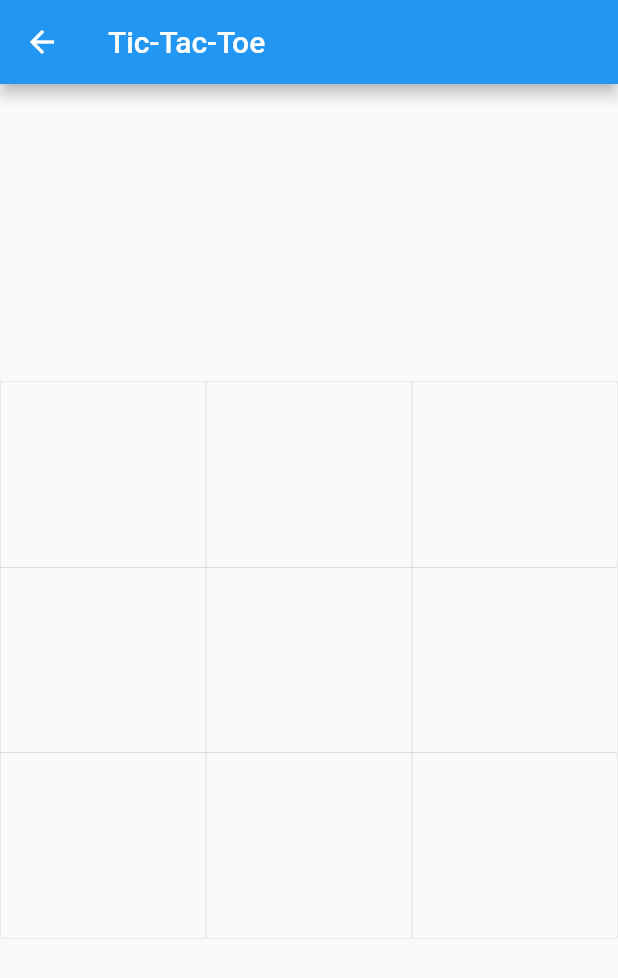
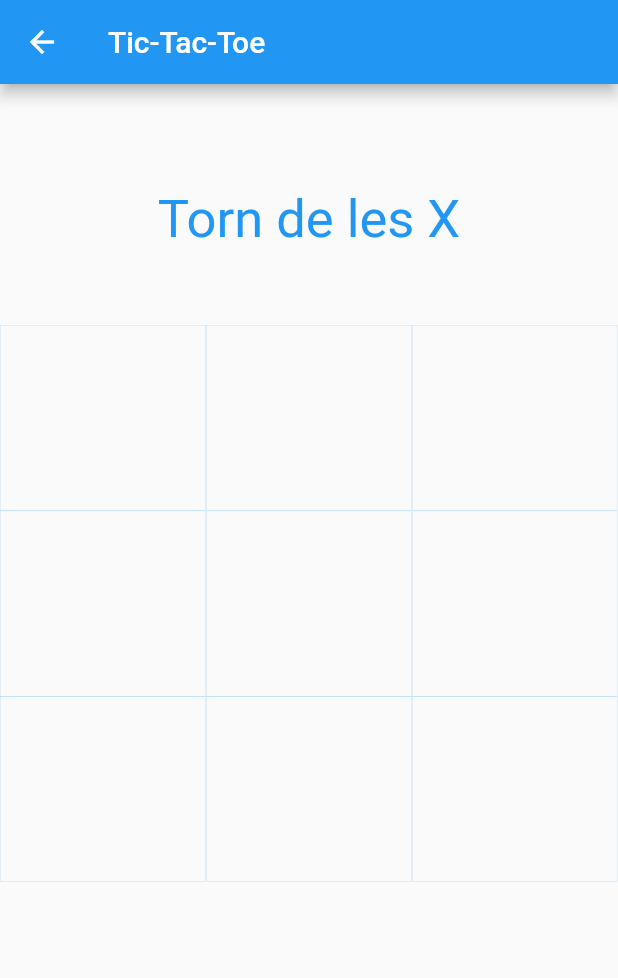
Before and after one commit to Morgan1420/flutter_game_hub, a Flutter app: the screen it shows after launch, after a tap on "Tic-Tac-Toe", on a phone screen of 412 x 824 dp. Shown: the top 978 px of the screen. Run offline on Flutter 3.47's test engine with Material 2 defaults, Android fonts, the phone set to English and light mode, and no system bars.

Commit message:
tictactoe game-physics done

```diff
--- a/game_hub/lib/main.dart
+++ b/game_hub/lib/main.dart
@@ -1,5 +1,3 @@
-import 'dart:ui';
-
 import 'package:flutter/material.dart';
 import './tictactoe.dart';
 
@@ -42,7 +40,7 @@ class HomeMenu extends StatelessWidget {
     return Container(
       height: MediaQuery.of(context).size.height * .1 * buttonHeight,
       width: MediaQuery.of(context).size.width * 0.8,
-      margin: EdgeInsets.fromLTRB(0, 30, 0, 0),
+      margin: const EdgeInsets.fromLTRB(0, 30, 0, 0),
       color: buttonColor,
       child: TextButton(
         onPressed: () {
--- a/game_hub/lib/tictactoe.dart
+++ b/game_hub/lib/tictactoe.dart
@@ -1,12 +1,8 @@
-import 'dart:html';
-
 import 'package:flutter/material.dart';
 
 class TicTacToe extends StatefulWidget {
   @override
-  State<StatefulWidget> createState() {
-    return TicTacToeState();
-  }
+  TicTacToeState createState() => TicTacToeState();
 }
 
 class TicTacToeState extends State<TicTacToe> {
@@ -16,16 +12,22 @@ class TicTacToeState extends State<TicTacToe> {
     [" ", " ", " "],
     [" ", " ", " "]
   ];
-  String torn = "X";
-
+  String torn = "X", victoryText = "Torn de les X";
+  bool gameOver = false;
+  final TORNS_MAXIMS = 9;
+  int numTorns = 0;
   // --- Widget builder
   @override
   Widget build(BuildContext context) {
     return Scaffold(
       appBar: AppBar(title: const Text("Tic-Tac-Toe")),
       body: Column(children: <Widget>[
-        Expanded(
-          child: Divider(color: Colors.transparent),
+        Container(
+          margin: EdgeInsets.fromLTRB(0, 70, 0, 50),
+          child: Text(
+            victoryText,
+            style: TextStyle(fontSize: 35, color: Colors.blue),
+          ),
         ),
         Container(
           alignment: Alignment.center,
@@ -57,7 +59,7 @@ class TicTacToeState extends State<TicTacToe> {
             ],
           ),
         ),
-        Expanded(
+        const Expanded(
           child: Divider(color: Colors.transparent),
         ),
       ]),
@@ -69,29 +71,79 @@ class TicTacToeState extends State<TicTacToe> {
         alignment: Alignment.center,
         width: MediaQuery.of(context).size.width * 0.33333,
         height: MediaQuery.of(context).size.height * 0.15,
+        decoration: BoxDecoration(
+            border: Border.all(
+          color: Colors.blue,
+          width: MediaQuery.of(context).size.width * 0.0002,
+        )),
         child: TextButton(
           onPressed: () {
             setState(() {
+              if (!gameOver) {
                 // mirem si està buida la posició
                 if (matrix[x][y] == " ") {
                   matrix[x][y] = torn;
-            }
 
+                  // Mirem si s'ha acabat el joc
+                  EndGameConditions();
+
+                  numTorns++;
+                  // cambiem torn si no s'ha acabat el joc
+                  if (!gameOver) {
                     // canvi de jugador
                     if (torn == "X") {
                       torn = "O";
                     } else {
                       torn = "X";
                     }
+                    // canviem el indicador de torn
+                    victoryText = "Torn de les " + torn;
+                  }
+                }
+
+                if (gameOver) {
+                  victoryText = "Guanyen les " + torn + " !!!";
+                } else if (numTorns == TORNS_MAXIMS) {
+                  victoryText = "Empat!!!";
+                }
+              }
             });
           },
-        child: Text(matrix[x][y]),
-      ),
-      decoration: BoxDecoration(
-          border: Border.all(
-        color: Colors.black,
-        width: MediaQuery.of(context).size.width * 0.0001,
-      )),
-    );
+          child: Text(matrix[x][y], style: TextStyle(fontSize: 50)),
+        ));
+  }
+
+  void EndGameConditions() {
+    if (matrix[0][0] == torn && matrix[0][1] == torn && matrix[0][2] == torn) {
+      gameOver = true;
+    } else if (matrix[1][0] == torn &&
+        matrix[1][1] == torn &&
+        matrix[1][2] == torn) {
+      gameOver = true;
+    } else if (matrix[2][0] == torn &&
+        matrix[2][1] == torn &&
+        matrix[2][2] == torn) {
+      gameOver = true;
+    } else if (matrix[0][0] == torn &&
+        matrix[1][0] == torn &&
+        matrix[2][0] == torn) {
+      gameOver = true;
+    } else if (matrix[0][1] == torn &&
+        matrix[1][1] == torn &&
+        matrix[2][1] == torn) {
+      gameOver = true;
+    } else if (matrix[0][2] == torn &&
+        matrix[1][2] == torn &&
+        matrix[2][2] == torn) {
+      gameOver = true;
+    } else if (matrix[0][0] == torn &&
+        matrix[1][1] == torn &&
+        matrix[2][2] == torn) {
+      gameOver = true;
+    } else if (matrix[0][2] == torn &&
+        matrix[1][1] == torn &&
+        matrix[2][0] == torn) {
+      gameOver = true;
     }
   }
+}
```
Lines whose indentation alone changed are shown as unchanged.
